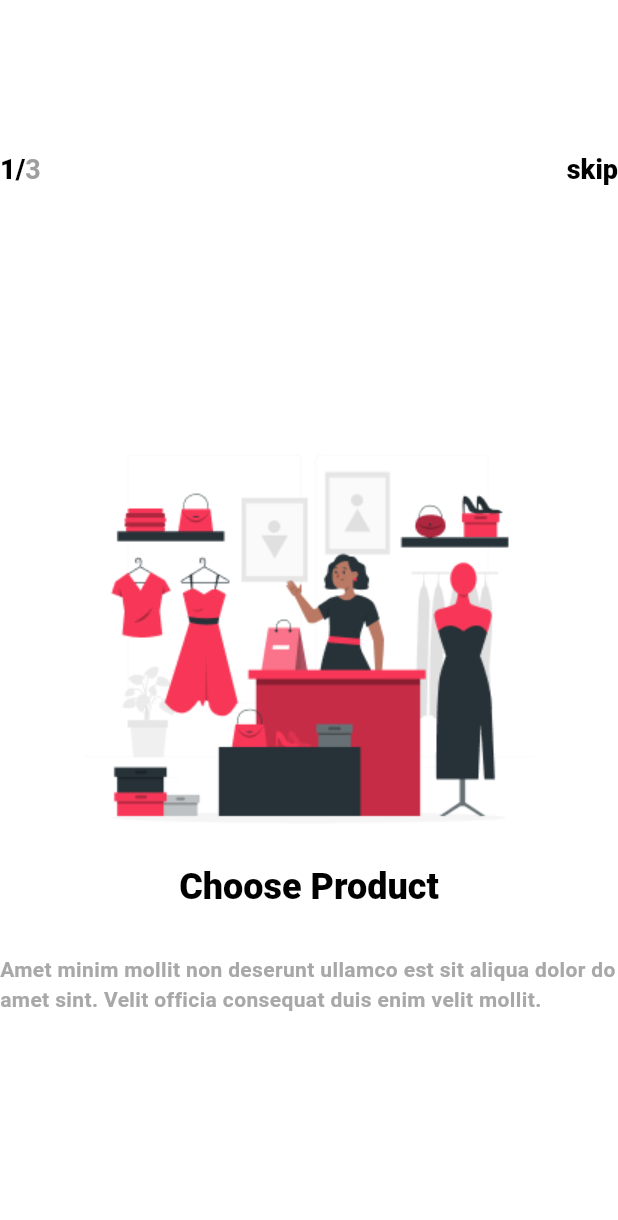
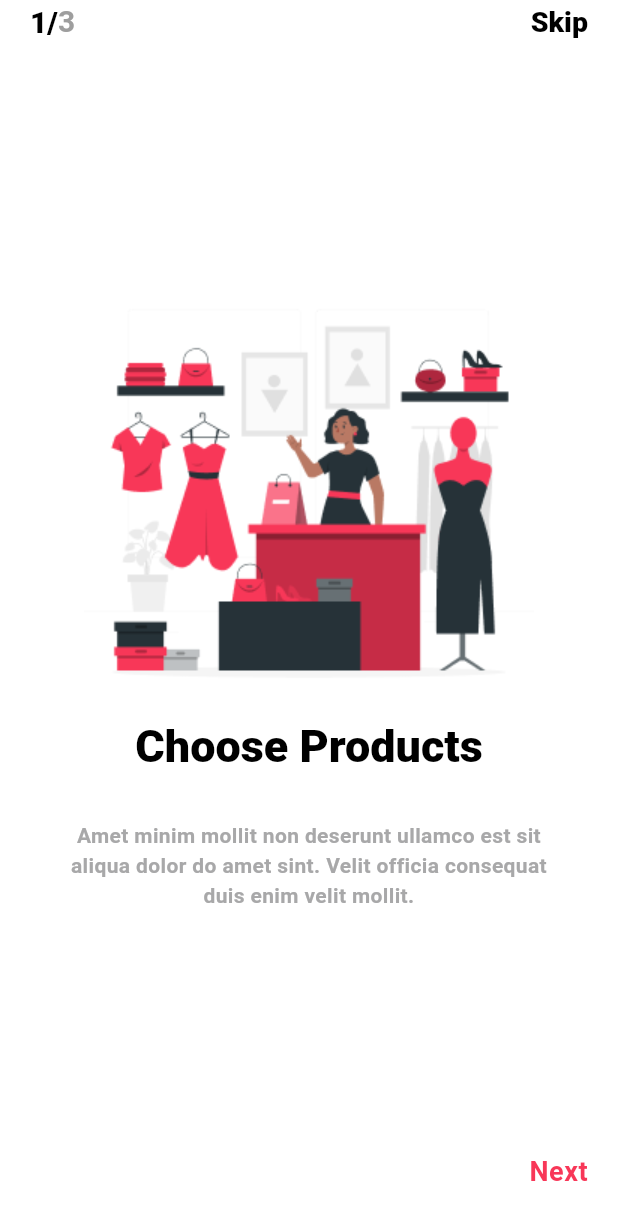
Before and after one commit to divya226-prj/shop_app, a Flutter app: the screen it shows after launch, on a phone screen of 412 x 824 dp. Shown: the top 1220 px of the screen. Run offline on Flutter 3.47's test engine with Material 3 defaults, Android fonts, the phone set to English and light mode, and no system bars.

Commit message:
done proper structure of toor screen after that give page slider then change images and text of all 3toor screen, splash screen in ios

```diff
--- a/lib/constants/app_image.dart
+++ b/lib/constants/app_image.dart
@@ -2,4 +2,7 @@ class AppImage {
   static String imagepath = "assets/images";
   static String logoimg = "$imagepath/logo_img.png";
   static String fashion = "$imagepath/fashionshop_img.png";
+  static String payment = "$imagepath/payment_img.png";
+  static String order = "$imagepath/getorder_img.png";
+  static String circle = "$imagepath/circle1_img.png";
 }
--- a/lib/constants/app_theme.dart
+++ b/lib/constants/app_theme.dart
@@ -6,7 +6,7 @@ class AppTheme {
     colorScheme: ColorScheme.light(primary: AppColor.primary),
     textTheme: const TextTheme(
       titleLarge: TextStyle(
-        fontSize: 24,
+        fontSize: 30,
         fontWeight: FontWeight.w800,
         color: AppColor.textPrimary,
       ),
@@ -15,6 +15,11 @@ class AppTheme {
         fontWeight: FontWeight.w600,
         color: AppColor.textSecondary,
       ),
+      bodySmall: TextStyle(
+        fontSize: 18,
+        fontWeight: FontWeight.w600,
+        color: AppColor.primary,
+      ),
     ),
   );
 }
--- /dev/null
+++ b/lib/custom_text.dart
@@ -0,0 +1,23 @@
+import 'package:flutter/material.dart';
+
+class CustomText extends StatefulWidget {
+  const CustomText({super.key});
+
+  @override
+  State<CustomText> createState() => _CustomTextState();
+}
+
+class _CustomTextState extends State<CustomText> {
+  @override
+  Widget build(BuildContext context) {
+    return SizedBox(
+      width: 340,
+      height: 72,
+      child: Text(
+        "Amet minim mollit non deserunt ullamco est sit aliqua dolor do amet sint. Velit officia consequat duis enim velit mollit.",
+        style: Theme.of(context).textTheme.bodyMedium,
+        textAlign: TextAlign.center,
+      ),
+    );
+  }
+}
--- a/lib/main.dart
+++ b/lib/main.dart
@@ -1,6 +1,7 @@
 import 'package:flutter/material.dart';
 import 'package:shop_app/constants/app_theme.dart';
 import 'package:shop_app/splash_screen.dart';
+import 'package:shop_app/toor_screen.dart';
 
 void main() {
   runApp(const MyApp());
@@ -14,7 +15,7 @@ class MyApp extends StatelessWidget {
     return MaterialApp(
       title: 'Flutter Demo',
       theme: AppTheme.lightTheme,
-      home: SplashScreen(),
+      home: ToorScreen(),
     );
   }
 }
--- /dev/null
+++ b/lib/pageview.dart
@@ -0,0 +1,15 @@
+import 'package:flutter/material.dart';
+
+class Pageview extends StatefulWidget {
+  const Pageview({super.key});
+
+  @override
+  State<Pageview> createState() => _PageviewState();
+}
+
+class _PageviewState extends State<Pageview> {
+  @override
+  Widget build(BuildContext context) {
+    return const Placeholder();
+  }
+}
--- a/lib/splash_screen.dart
+++ b/lib/splash_screen.dart
@@ -1,8 +1,6 @@
-import 'dart:ffi';
-
 import 'package:flutter/material.dart';
 import 'package:shop_app/constants/app_image.dart';
-import 'package:shop_app/splash_screen1.dart';
+import 'package:shop_app/toor_screen.dart';
 
 class SplashScreen extends StatefulWidget {
   const SplashScreen({super.key});
@@ -18,7 +16,7 @@ class _SplashScreenState extends State<SplashScreen> {
     Future.delayed(Duration(seconds: 3), () {
       Navigator.pushReplacement(
         context,
-        MaterialPageRoute(builder: (context) => SplashScreen1()),
+        MaterialPageRoute(builder: (context) => ToorScreen()),
       );
     });
   }
--- a/lib/splash_screen1.dart
+++ /dev/null
@@ -1,66 +0,0 @@
-import 'package:flutter/material.dart';
-import 'package:shop_app/constants/app_color.dart';
-import 'package:shop_app/constants/app_image.dart';
-
-class SplashScreen1 extends StatefulWidget {
-  const SplashScreen1({super.key});
-
-  @override
-  State<SplashScreen1> createState() => _SplashScreen1State();
-}
-
-class _SplashScreen1State extends State<SplashScreen1> {
-  @override
-  Widget build(BuildContext context) {
-    return Scaffold(
-      backgroundColor: Colors.white,
-      body: Center(
-        child: Column(
-          mainAxisAlignment: MainAxisAlignment.start,
-          crossAxisAlignment: CrossAxisAlignment.center,
-          children: [
-            SizedBox(height: 100),
-            Row(
-              mainAxisAlignment: MainAxisAlignment.start,
-              children: [
-                Text(
-                  "1/",
-                  style: Theme.of(context).textTheme.titleLarge?.copyWith(
-                    color: Colors.black,
-                    fontSize: 18,
-                  ),
-                ),
-                Text(
-                  "3",
-                  style: Theme.of(context).textTheme.bodyMedium?.copyWith(
-                    color: Colors.grey,
-                    fontSize: 18,
-                  ),
-                ),
-                Spacer(),
-                Text(
-                  "skip",
-                  style: Theme.of(context).textTheme.titleLarge?.copyWith(
-                    color: Colors.black,
-                    fontSize: 18,
-                  ),
-                ),
-              ],
-            ),
-            SizedBox(height: 150),
-            Image.asset(AppImage.fashion),
-            Text(
-              "Choose Product",
-              style: Theme.of(context).textTheme.titleLarge,
-            ),
-            SizedBox(height: 30),
-            Text(
-              "Amet minim mollit non deserunt ullamco est sit aliqua dolor do amet sint. Velit officia consequat duis enim velit mollit.",
-              style: Theme.of(context).textTheme.bodyMedium,
-            ),
-          ],
-        ),
-      ),
-    );
-  }
-}
--- a/lib/splash_screen2.dart
+++ /dev/null
@@ -1,15 +0,0 @@
-import 'package:flutter/material.dart';
-
-class SplashScreen2 extends StatefulWidget {
-  const SplashScreen2({super.key});
-
-  @override
-  State<SplashScreen2> createState() => _SplashScreen2State();
-}
-
-class _SplashScreen2State extends State<SplashScreen2> {
-  @override
-  Widget build(BuildContext context) {
-    return const Placeholder();
-  }
-}
--- /dev/null
+++ b/lib/toor_screen.dart
@@ -0,0 +1,111 @@
+import 'package:flutter/material.dart';
+import 'package:shop_app/constants/app_color.dart';
+import 'package:shop_app/constants/app_image.dart';
+import 'package:shop_app/custom_text.dart';
+
+class ToorScreen extends StatefulWidget {
+  const ToorScreen({super.key});
+
+  @override
+  State<ToorScreen> createState() => _SplashScreen1State();
+}
+
+class _SplashScreen1State extends State<ToorScreen> {
+  final List<Map<String, String>> tourData = [
+    {
+      "image": AppImage.fashion,
+      "title": "Choose Products",
+      "desc":
+          "Amet minim mollit non deserunt ullamco est sit aliqua dolor do amet sint.",
+    },
+    {
+      "image": AppImage.payment,
+      "title": "Make Payment",
+      "desc":
+          "Velit officia consequat duis enim velit mollit. Exercitation veniam consequat sunt.",
+    },
+    {
+      "image": AppImage.order,
+      "title": "Get Your Order",
+      "desc":
+          "Amet minim mollit non deserunt ullamco est sit aliqua dolor do amet sint.",
+    },
+  ];
+
+  @override
+  Widget build(BuildContext context) {
+    final PageController pageController = PageController(
+      initialPage: 0,
+      keepPage: true,
+    );
+    return Scaffold(
+      backgroundColor: Colors.white,
+      body: SafeArea(
+        child: PageView(
+          controller: pageController,
+          children: [_tourView(0), _tourView(1), _tourView(2)],
+        ),
+      ),
+    );
+  }
+
+  Widget _tourView(int index) => Center(
+    child: Column(
+      mainAxisAlignment: MainAxisAlignment.start,
+      crossAxisAlignment: CrossAxisAlignment.center,
+      children: [
+        // SizedBox(height: 100),
+        Container(
+          margin: EdgeInsets.symmetric(horizontal: 20),
+          child: Row(
+            mainAxisAlignment: MainAxisAlignment.start,
+            children: [
+              Text(
+                "1/",
+                style: Theme.of(context).textTheme.titleLarge?.copyWith(
+                  color: Colors.black,
+                  fontSize: 20,
+                ),
+              ),
+
+              Text(
+                "3",
+                style: Theme.of(context).textTheme.bodyMedium?.copyWith(
+                  color: Colors.grey,
+                  fontSize: 20,
+                ),
+              ),
+              Spacer(),
+              Text(
+                "Skip",
+                style: Theme.of(context).textTheme.titleLarge?.copyWith(
+                  color: Color(0xFF000000),
+                  fontSize: 19,
+                ),
+              ),
+            ],
+          ),
+        ),
+        SizedBox(height: 150),
+        Image.asset(tourData[index]['image'] ?? ""),
+        Text(
+          (tourData[index]['title'] ?? ""),
+          style: Theme.of(context).textTheme.titleLarge,
+        ),
+        SizedBox(height: 30),
+        CustomText(),
+        SizedBox(height: 150),
+        Container(
+          margin: EdgeInsets.symmetric(horizontal: 20),
+          child: Row(
+            mainAxisAlignment: MainAxisAlignment.end,
+            children: [
+              // Image.asset(AppImage.circle),
+              Text("Next", style: Theme.of(context).textTheme.bodySmall),
+            ],
+          ),
+        ),
+      ],
+    ),
+  );
+}
--- /dev/null
+++ b/lib/toor_screen1.dart
@@ -0,0 +1,15 @@
+import 'package:flutter/material.dart';
+
+class ToorScreen1 extends StatefulWidget {
+  const ToorScreen1({super.key});
+
+  @override
+  State<ToorScreen1> createState() => _SplashScreen2State();
+}
+
+class _SplashScreen2State extends State<ToorScreen1> {
+  @override
+  Widget build(BuildContext context) {
+    return const Placeholder();
+  }
+}
```
Also changed, not shown: assets/images/circle(1)_img.png (added), assets/images/getorder_img.png (added), assets/images/payment_img.png (added), 4 other files.
